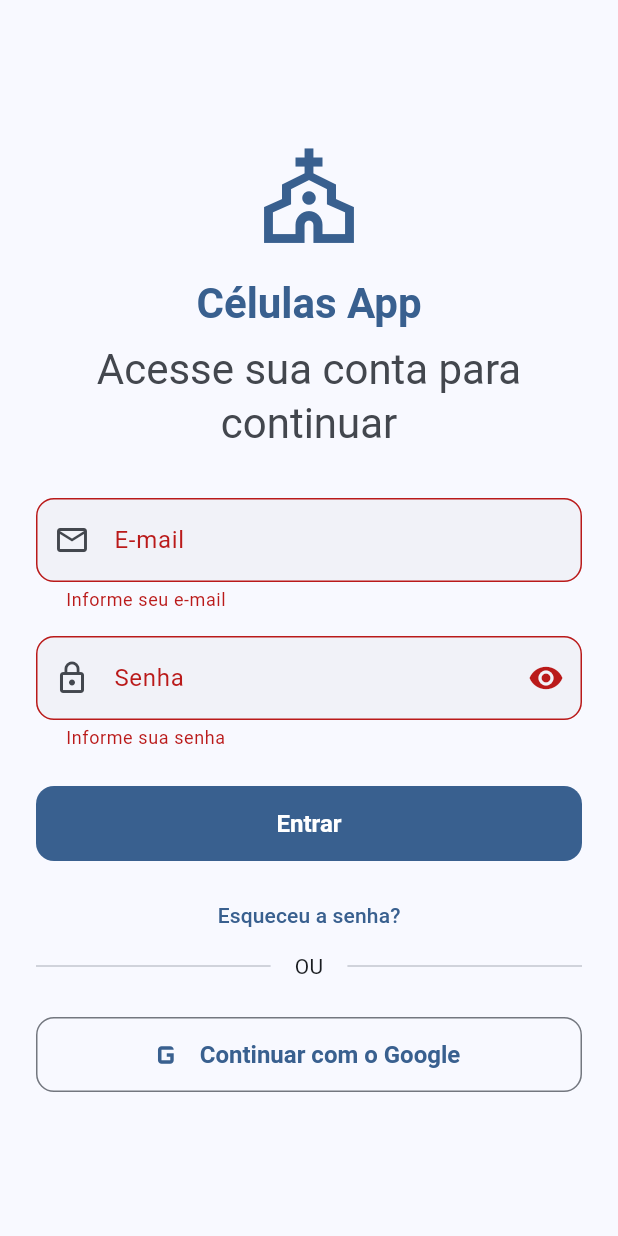
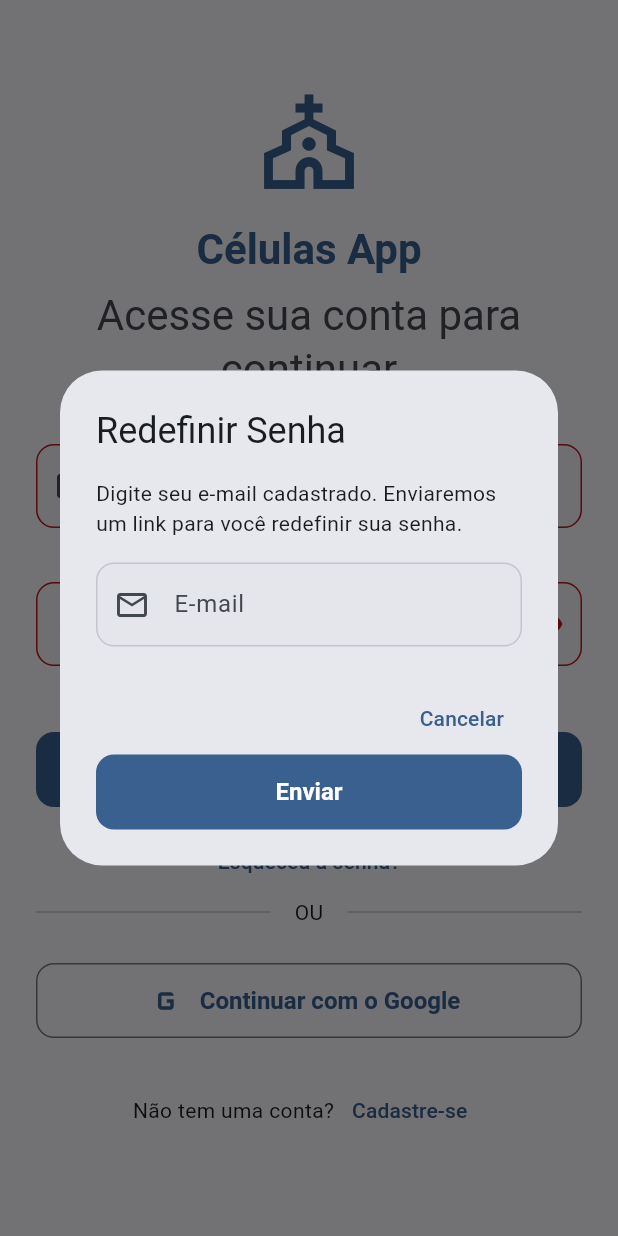
Before and after one commit to devhelmont-cmd/celulas_app, a Flutter app: the screen it shows after launch, after a tap on "Entrar", after a tap on "Esqueceu a senha?", on a phone screen of 412 x 824 dp. Run offline on Flutter 3.47's test engine with Material 3 defaults, Android fonts, the phone set to English and light mode, and no system bars; our stand-ins replace cloud_firestore, firebase_auth, firebase_core, get_it, google_sign_in; accounts and stored records are empty.

Commit message:
feat(auth): adiciona fluxo de cadastro, redefinicao de senha e ajustes na splash

```diff
--- a/lib/main.dart
+++ b/lib/main.dart
@@ -1,13 +1,23 @@
 import 'package:celulas_app/src/core/injections/injection_container.dart';
 import 'package:celulas_app/src/core/theme/app_theme.dart';
 import 'package:celulas_app/src/features/auth/presentation/pages/splash_page.dart';
+import 'package:cloud_firestore/cloud_firestore.dart';
+import 'package:flutter/foundation.dart';
 import 'package:flutter/material.dart';
 import 'package:firebase_core/firebase_core.dart';
 import 'firebase_options.dart';
 
 void main() async {
   WidgetsFlutterBinding.ensureInitialized();
+
   await Firebase.initializeApp(options: DefaultFirebaseOptions.currentPlatform);
+
+  if (kIsWeb) {
+    FirebaseFirestore.instance.settings = const Settings(
+      persistenceEnabled: false,
+    );
+  }
+
   await initInjection();
   runApp(const MyApp());
 }
--- a/lib/src/core/injections/injection_container.dart
+++ b/lib/src/core/injections/injection_container.dart
@@ -1,14 +1,20 @@
 import 'package:celulas_app/src/features/auth/data/datasources/auth_remote_datasource.dart';
 import 'package:celulas_app/src/features/auth/data/repositories/auth_repository_impl.dart';
+import 'package:celulas_app/src/features/auth/data/repositories/user_repository_impl.dart';
 import 'package:celulas_app/src/features/auth/domain/repositories/auth_repository.dart';
 import 'package:celulas_app/src/features/auth/domain/usecases/get_current_user.dart';
 import 'package:celulas_app/src/features/auth/domain/usecases/login_with_email.dart';
 import 'package:celulas_app/src/features/auth/domain/usecases/login_with_google.dart';
+import 'package:celulas_app/src/features/auth/domain/usecases/send_password_reset_email.dart';
 import 'package:celulas_app/src/features/auth/domain/usecases/sign_out.dart';
+import 'package:celulas_app/src/features/auth/domain/usecases/sign_up_with_email.dart';
 import 'package:celulas_app/src/features/auth/presentation/controllers/auth_controller.dart';
+import 'package:cloud_firestore/cloud_firestore.dart';
 import 'package:firebase_auth/firebase_auth.dart';
 import 'package:get_it/get_it.dart';
 import 'package:google_sign_in/google_sign_in.dart';
+
+import '../../features/auth/domain/repositories/i_user_repository.dart';
 
 final getIt = GetIt.instance;
 
@@ -25,12 +31,20 @@ Future<void> initInjection() async {
   );
 
   // -----------------------------------------------------------------------
+  // Firebase
+  // -----------------------------------------------------------------------
+  getIt.registerLazySingleton<FirebaseFirestore>(
+    () => FirebaseFirestore.instance,
+  );
+
+  // -----------------------------------------------------------------------
   // DataSources
   // -----------------------------------------------------------------------
   getIt.registerLazySingleton<AuthRemoteDataSource>(
     () => AuthRemoteDataSourceImpl(
       firebaseAuth: getIt<FirebaseAuth>(),
       googleSignIn: getIt<GoogleSignIn>(),
+      firestore: getIt<FirebaseFirestore>(),
     ),
   );
 
@@ -40,6 +54,9 @@ Future<void> initInjection() async {
   getIt.registerLazySingleton<AuthRepository>(
     () => AuthRepositoryImpl(remoteDataSource: getIt<AuthRemoteDataSource>()),
   );
+  getIt.registerLazySingleton<IUserRepository>(
+    () => UserRepositoryImpl(getIt<FirebaseFirestore>()),
+  );
 
   // -----------------------------------------------------------------------
   // UseCases
@@ -47,11 +64,17 @@ Future<void> initInjection() async {
   getIt.registerLazySingleton<LoginWithEmailUseCase>(
     () => LoginWithEmailUseCase(getIt<AuthRepository>()),
   );
+  getIt.registerLazySingleton<SignUpWithEmailUseCase>(
+    () => SignUpWithEmailUseCase(getIt<AuthRepository>()),
+  );
   getIt.registerLazySingleton<LoginWithGoogleUseCase>(
     () => LoginWithGoogleUseCase(getIt<AuthRepository>()),
   );
   getIt.registerLazySingleton<SignOutUseCase>(
     () => SignOutUseCase(getIt<AuthRepository>()),
+  );
+  getIt.registerLazySingleton<SendPasswordResetEmailUseCase>(
+    () => SendPasswordResetEmailUseCase(getIt<AuthRepository>()),
   );
   getIt.registerLazySingleton<GetCurrentUserUseCase>(
     () => GetCurrentUserUseCase(getIt<AuthRepository>()),
@@ -63,8 +86,10 @@ Future<void> initInjection() async {
   getIt.registerLazySingleton<AuthController>(
     () => AuthController(
       loginWithEmailUseCase: getIt<LoginWithEmailUseCase>(),
+      signUpWithEmailUseCase: getIt<SignUpWithEmailUseCase>(),
       loginWithGoogleUseCase: getIt<LoginWithGoogleUseCase>(),
       signOutUseCase: getIt<SignOutUseCase>(),
+      sendPasswordResetEmailUseCase: getIt<SendPasswordResetEmailUseCase>(),
       getCurrentUserUseCase: getIt<GetCurrentUserUseCase>(),
     ),
   );
--- /dev/null
+++ b/lib/src/features/auth/domain/repositories/i_user_repository.dart
@@ -0,0 +1,6 @@
+import 'package:celulas_app/src/features/auth/domain/entities/user_entity.dart';
+
+abstract class IUserRepository{
+  Future<UserEntity> syncUserData(UserEntity user);
+  Future<void> updateUserRoles(String userId, List<UserRole> roles);
+}
--- /dev/null
+++ b/lib/src/features/auth/domain/usecases/send_password_reset_email.dart
@@ -0,0 +1,11 @@
+import 'package:celulas_app/src/features/auth/domain/repositories/auth_repository.dart';
+
+class SendPasswordResetEmailUseCase{
+  final AuthRepository repository;
+
+  SendPasswordResetEmailUseCase(this.repository);
+
+  Future<void> call(String email) async{
+    return await repository.sendPasswordResetEmail(email: email);
+  }
+}
--- /dev/null
+++ b/lib/src/features/auth/domain/usecases/sign_up_with_email.dart
@@ -0,0 +1,20 @@
+import 'package:celulas_app/src/features/auth/domain/entities/user_entity.dart';
+import 'package:celulas_app/src/features/auth/domain/repositories/auth_repository.dart';
+
+class SignUpWithEmailUseCase {
+  final AuthRepository _repository;
+
+  SignUpWithEmailUseCase(this._repository);
+
+  Future<UserEntity> call({
+    required String name,
+    required String email,
+    required String password,
+  }) async {
+    return await _repository.signUpWithEmail(
+      name: name,
+      email: email,
+      password: password,
+    );
+  }
+}
--- a/lib/src/features/auth/presentation/controllers/auth_state.dart
+++ b/lib/src/features/auth/presentation/controllers/auth_state.dart
@@ -17,3 +17,5 @@ class AuthErrorState extends AuthState {
 
   AuthErrorState(this.message);
 }
+
+class AuthUnauthenticatedState extends AuthState {}
--- a/lib/src/features/auth/presentation/pages/login_page.dart
+++ b/lib/src/features/auth/presentation/pages/login_page.dart
@@ -1,6 +1,7 @@
 import 'package:celulas_app/src/core/injections/injection_container.dart';
 import 'package:celulas_app/src/features/auth/presentation/controllers/auth_controller.dart';
 import 'package:celulas_app/src/features/auth/presentation/controllers/auth_state.dart';
+import 'package:celulas_app/src/features/auth/presentation/pages/sign_up_page.dart';
 import 'package:flutter/material.dart';
 
 import '../../../../core/utils/fade_page_route.dart';
@@ -25,15 +26,6 @@ class _LoginPageState extends State<LoginPage> {
   @override
   void initState() {
     super.initState();
-    /*final dataSource = AuthRemoteDataSourceImpl();
-    final repository = AuthRepositoryImpl(remoteDataSource: dataSource);
-
-    _authController = AuthController(
-      loginWithEmailUseCase: LoginWithEmailUseCase(repository),
-      loginWithGoogleUseCase: LoginWithGoogleUseCase(repository),
-      signOutUseCase: SignOutUseCase(repository),
-    );*/
-
     _authController.addListener(_onAuthStateChanged);
   }
 
@@ -61,7 +53,6 @@ class _LoginPageState extends State<LoginPage> {
     _emailController.dispose();
     _passwordController.dispose();
     _authController.removeListener(_onAuthStateChanged);
-    _authController.dispose();
     super.dispose();
   }
 
@@ -74,8 +65,85 @@ class _LoginPageState extends State<LoginPage> {
     }
   }
 
+  void _showResetPasswordDialog() {
+    final resetEmailController = TextEditingController(
+      text: _emailController.text,
+    );
+    final dialogFormKey = GlobalKey<FormState>();
+
+    showDialog(
+      context: context,
+      builder: (context) {
+        return AlertDialog(
+          title: const Text('Redefinir Senha'),
+          content: Form(
+            key: dialogFormKey,
+            child: Column(
+              mainAxisSize: MainAxisSize.min,
+              children: [
+                const Text(
+                  'Digite seu e-mail cadastrado. Enviaremos um link para você redefinir sua senha.',
+                ),
+                const SizedBox(height: 16),
+                TextFormField(
+                  controller: resetEmailController,
+                  keyboardType: TextInputType.emailAddress,
+                  decoration: InputDecoration(
+                    labelText: 'E-mail',
+                    prefixIcon: Icon(Icons.email_outlined),
+                  ),
+                  validator: (value) {
+                    if (value == null || value.trim().isEmpty) {
+                      return 'Informe o e-mail';
+                    }
+                    if (!value.contains('@')) {
+                      return 'Informe um e-mail válido';
+                    }
+                    return null;
+                  },
+                ),
+              ],
+            ),
+          ),
+          actions: [
+            TextButton(
+              onPressed: () => Navigator.of(context).pop(),
+              child: const Text('Cancelar'),
+            ),
+            FilledButton(
+              onPressed: () async {
+                if (dialogFormKey.currentState?.validate() ?? false) {
+                  final email = resetEmailController.text.trim();
+                  Navigator.of(context).pop();
+
+                  await _authController.sendPasswordResetEmail(email);
+
+                  if (mounted && _authController.value is! AuthErrorState) {
+                    ScaffoldMessenger.of(context).showSnackBar(
+                      SnackBar(
+                        content: Text(
+                          'E-mail de redefinição enviado para $email. Verifique sua caixa de entrada e spam.',
+                        ),
+                        backgroundColor: Colors.green,
+                      ),
+                    );
+                  }
+                }
+              },
+              child: const Text('Enviar'),
+            ),
+          ],
+        );
+      },
+    );
+  }
+
   void _onLoginWithGoogle() {
-    _authController.logingWithGoogle();
+    _authController.loginWithGoogle();
+  }
+
+  void _navigateToSignUp() {
+    Navigator.of(context).push(FadePageRoute(page: const SignUpPage()));
   }
 
   @override
@@ -182,9 +250,7 @@ class _LoginPageState extends State<LoginPage> {
                       ],
                       const SizedBox(height: 12),
                       TextButton(
-                        onPressed: () {
-                          //TODO: Implementar redefinição de senha
-                        },
+                        onPressed: isLoading ? null : _showResetPasswordDialog,
                         child: const Text('Esqueceu a senha?'),
                       ),
                       const Row(
@@ -203,6 +269,17 @@ class _LoginPageState extends State<LoginPage> {
                         icon: const Icon(Icons.g_mobiledata, size: 28),
                         label: const Text('Continuar com o Google'),
                       ),
+                      const SizedBox(height: 24),
+                      Row(
+                        mainAxisAlignment: MainAxisAlignment.center,
+                        children: [
+                          const Text('Não tem uma conta?'),
+                          TextButton(
+                            onPressed: isLoading ? null : _navigateToSignUp,
+                            child: const Text('Cadastre-se'),
+                          ),
+                        ],
+                      ),
                     ],
                   );
                 },
--- a/lib/src/features/auth/presentation/pages/splash_page.dart
+++ b/lib/src/features/auth/presentation/pages/splash_page.dart
@@ -41,10 +41,6 @@ class _SplashPageState extends State<SplashPage>
     _animationController.forward();
 
     _initializeSplash();
-
-    /*WidgetsBinding.instance.addPostFrameCallback((_) {
-      _authController.checkCurrentUser();
-    });*/
   }
 
   Future<void> _initializeSplash() async {
@@ -67,7 +63,6 @@ class _SplashPageState extends State<SplashPage>
   @override
   void dispose() {
     _animationController.dispose();
-    //_authController.removeListener(_onAuthStateChanged);
     super.dispose();
   }
 
--- a/pubspec.yaml
+++ b/pubspec.yaml
@@ -36,7 +36,7 @@ dependencies:
   cupertino_icons: ^1.0.8
   firebase_core: ^3.10.0
   firebase_auth: ^5.4.1
-  cloud_firestore: ^5.6.1
+  cloud_firestore: ^5.6.12
   google_sign_in: ^6.2.2
   get_it: ^9.2.1
 
```
Also changed, not shown: lib/src/features/auth/data/datasources/auth_remote_datasource.dart (+95 -3 lines), lib/src/features/auth/data/models/user_model.dart (+35 -4 lines), lib/src/features/auth/data/repositories/auth_repository_impl.dart (+22 -0 lines), lib/src/features/auth/data/repositories/user_repository_impl.dart (added, +38 -0 lines), lib/src/features/auth/domain/repositories/auth_repository.dart (+8 -0 lines), lib/src/features/auth/presentation/controllers/auth_controller.dart (+51 -4 lines), lib/src/features/auth/presentation/pages/sign_up_page.dart (added, +263 -0 lines), lib/src/features/home/presentation/pages/home_page.dart (+23 -3 lines).
